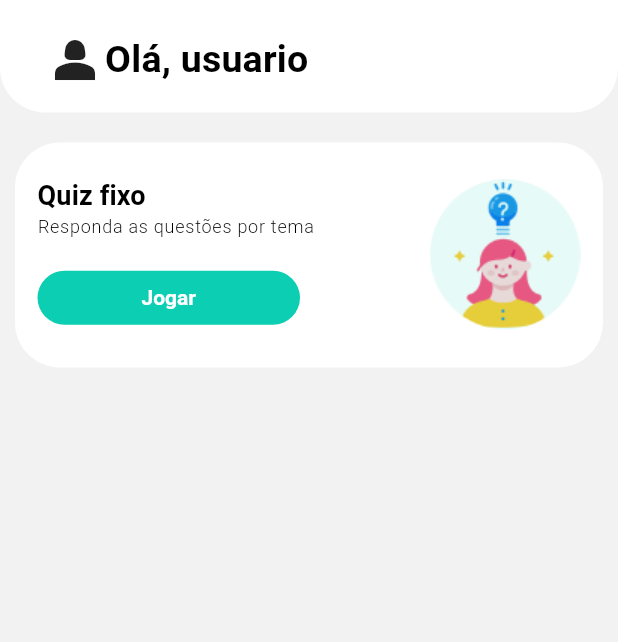
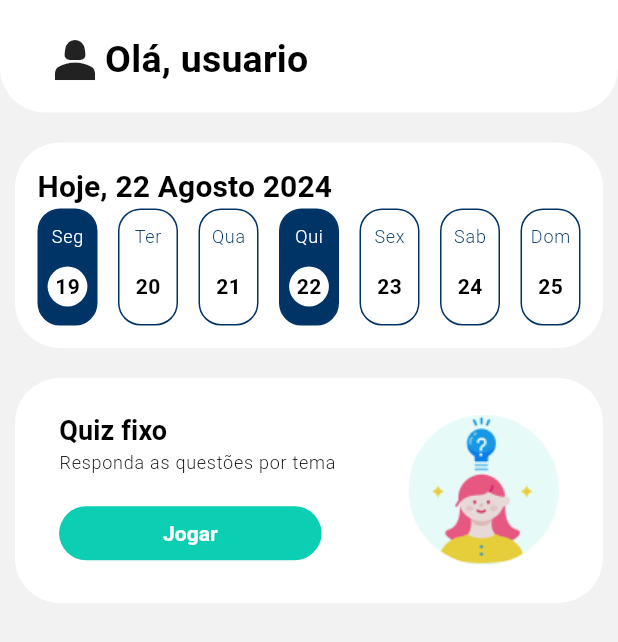
Before and after one commit to val8558/MEDAPP, a Flutter app: the screen it shows after launch, after a tap on "Entrar", on a phone screen of 412 x 824 dp. Shown: the top 642 px of the screen. Run offline on Flutter 3.47's test engine with Material 3 defaults, Android fonts, the light colour scheme and no system bars; our stand-ins replace firebase_core, flutter_custom_clippers, google_fonts; accounts and stored records are empty; Roboto replaces fonts that are missing (Exo).

Commit message:
feat choseTheme

```diff
--- a/lib/home.dart
+++ b/lib/home.dart
@@ -1,28 +1,9 @@
 import 'package:flutter/material.dart';
 import 'package:medapp/tools/all_text.dart';
+import 'package:medapp/tools/round_card.dart';
 
 class Home extends StatelessWidget {
-  final double width, height;
-  const Home({required this.width, required this.height, super.key});
-
-  Container card({
-    EdgeInsets margin = const EdgeInsets.all(10),
-    EdgeInsets padding = const EdgeInsets.all(15),
-    BorderRadius border = const BorderRadius.all(
-      Radius.circular(30)
-    ),
-    required Widget child,
-  }){
-    return Container(
-      margin: margin,
-      padding: padding,
-      decoration: BoxDecoration(
-        color: Colors.white,
-        borderRadius: border
-      ),
-      child: child,
-    );
-  }
+  const Home({super.key});
 
   @override
   Widget build(BuildContext context) {
@@ -30,13 +11,57 @@ class Home extends StatelessWidget {
     ColorScheme colorScheme = Theme.of(context).colorScheme;
     TextTheme textTheme = Theme.of(context).textTheme;
 
+    Container dayCard(String day, String number, {bool active = false}){
+      Color bgColor = active ? colorScheme.secondary : Colors.white;
+      Color txtColor = active ? Colors.white : colorScheme.secondary;
+
+      return Container(
+        width: 40,
+        padding: EdgeInsets.only(top: 10, bottom: 10),
+        decoration: BoxDecoration(
+          color: bgColor,
+          borderRadius: const BorderRadius.all(
+            Radius.circular(15)
+          ),
+          border: Border.all(
+            color: colorScheme.secondary,
+            width: 1
+          )
+        ),
+        child: Column(
+          children: [
+            Text(
+              day,
+              style: textTheme.labelMedium?.copyWith(
+                color: txtColor
+              )
+            ),
+            const SizedBox(height: 10),
+            Container(
+              padding: const EdgeInsets.all(5),
+              decoration: BoxDecoration(
+                color: Colors.white,
+                shape: BoxShape.circle
+              ),
+              child: Text(
+                number,
+                style: textTheme.bodyMedium?.copyWith(
+                  fontWeight: FontWeight.bold
+                )
+              )
+            )
+          ],
+        ),
+      );
+    }
+
     return Scaffold(
-      backgroundColor: const Color(0xFFF2F2F2),
+      backgroundColor: colorScheme.surface,
       body: SafeArea(
         child: SingleChildScrollView(
           child: Column(
             children: [
-              card(
+              RoundCard(
                 margin: const EdgeInsets.only(bottom: 10),
                 padding: const EdgeInsets.fromLTRB(30, 20, 30, 15),
                 border: const BorderRadius.only(
@@ -50,13 +75,31 @@ class Home extends StatelessWidget {
                   ],
                 ),
               ),
-              card(
-                child: Row(
+              RoundCard(
+                child: Column(
+                  crossAxisAlignment: CrossAxisAlignment.start,
+                  children: [
+                    Text("Hoje, 22 Agosto 2024", style: textTheme.titleSmall),
+                    Row(
                       mainAxisAlignment: MainAxisAlignment.spaceBetween,
                       children: [
-                    SizedBox(
-                      height: 120,
-                      child: Column(
+                        dayCard("Seg", "19", active: true),
+                        dayCard("Ter", "20"),
+                        dayCard("Qua", "21"),
+                        dayCard("Qui", "22", active: true),
+                        dayCard("Sex", "23"),
+                        dayCard("Sab", "24"),
+                        dayCard("Dom", "25"),
+                      ]
+                    )
+                  ],
+                )
+              ),
+              RoundCard(
+                child: Row(
+                  mainAxisAlignment: MainAxisAlignment.spaceAround,
+                  children: [
+                    Column(
                       mainAxisAlignment: MainAxisAlignment.spaceAround,
                       crossAxisAlignment: CrossAxisAlignment.start,
                       children: [
@@ -74,12 +117,12 @@ class Home extends StatelessWidget {
                             ]
                           ),
                         ),
+                        const SizedBox(height: 15),
                         TextButton(
-                            onPressed: null,
+                          onPressed: ()=> Navigator.pushNamed(context, '/choseTheme'),
                           child: Text(HomeText.buttonQuiz)
                         )
                       ],
-                      ),
                     ),
                     Image.asset(
                       'assets/fixed_quiz.png',
--- a/lib/login.dart
+++ b/lib/login.dart
@@ -4,8 +4,7 @@ import 'package:medapp/tools/all_text.dart';
 import 'package:medapp/tools/input_box.dart';
 
 class Login extends StatelessWidget {
-  final double width, height;
-  const Login({required this.width, required this.height, super.key});
+  const Login({super.key});
 
   @override
   Widget build(BuildContext context) {
@@ -16,8 +15,11 @@ class Login extends StatelessWidget {
     TextEditingController user = TextEditingController();
     TextEditingController password = TextEditingController();
 
-    return Scaffold(
-      body: SingleChildScrollView(
+    return LayoutBuilder(
+      builder: (BuildContext context, BoxConstraints constraints) {
+        double height = constraints.maxHeight;
+
+        return SingleChildScrollView(
           child: SizedBox(
             height: height > contentHeight? height: contentHeight,
             child: Column(
@@ -100,7 +102,8 @@ class Login extends StatelessWidget {
               ],
             ),
           )
-      )
+        );
+      },
     );
   }
 }
--- a/lib/main.dart
+++ b/lib/main.dart
@@ -1,6 +1,7 @@
 import 'package:firebase_core/firebase_core.dart';
 import 'package:flutter/material.dart';
 import 'package:google_fonts/google_fonts.dart';
+import 'package:medapp/chose_theme.dart';
 import 'package:medapp/firebase_options.dart';
 import 'package:medapp/home.dart';
 import 'package:medapp/login.dart';
@@ -30,13 +31,12 @@ class MyApp extends StatelessWidget {
     Color onColor = Colors.black,
           primary = const Color(0xFF0BCEB2),
           secondary = const Color(0xFF003366),
-          error = const Color(0xFFFF3A2F);
+          error = const Color(0xFFFF3A2F),
+          surface = const Color(0xFFF2F2F2);
 
-    Widget baseApp(Widget Function(BuildContext, BoxConstraints) builder){
+    Widget baseApp(Widget child){
       return DefaultScaffold(
-        child: LayoutBuilder(
-          builder: builder
-        )
+        child: child
       );
     }
 
@@ -44,30 +44,10 @@ class MyApp extends StatelessWidget {
       title: 'Flutter Demo',
       debugShowCheckedModeBanner: false,
       routes: {
-        '/': (context) => baseApp(
-          (BuildContext context, BoxConstraints constraints){
-            double width = constraints.maxWidth;
-            double height = constraints.maxHeight;
-
-            return Login(width: width, height: height);
-          }
-        ),
-        '/sing_in': (context) => baseApp(
-          (BuildContext context, BoxConstraints constraints){
-            double width = constraints.maxWidth;
-            double height = constraints.maxHeight;
-
-            return SingIn(width: width, height: height);
-          }
-        ),
-        '/home': (context) => baseApp(
-          (BuildContext context, BoxConstraints constraints){
-            double width = constraints.maxWidth;
-            double height = constraints.maxHeight;
-
-            return Home(width: width, height: height);
-          }
-        ),
+        '/': (context) => baseApp(Login()),
+        '/sing_in': (context) => baseApp(SingIn()),
+        '/home': (context) => baseApp(Home()),
+        '/choseTheme': (context) => baseApp(ChoseTheme()),
       },
       theme: ThemeData(
         colorScheme: ColorScheme(
@@ -82,8 +62,8 @@ class MyApp extends StatelessWidget {
           error: error,
           onError: onColor,
 
-          surface: Colors.white,
-          onSurface: onColor
+          surface: surface,
+          onSurface: onColor,
         ),
 
         //TEXT
--- a/lib/tools/default_scaffold.dart
+++ b/lib/tools/default_scaffold.dart
@@ -1,7 +1,7 @@
 import 'package:flutter/material.dart';
 
 class DefaultScaffold extends StatelessWidget {
-  final LayoutBuilder child;
+  final Widget child;
   const DefaultScaffold({
     required this.child,
     super.key
--- /dev/null
+++ b/lib/tools/round_card.dart
@@ -0,0 +1,33 @@
+import 'package:flutter/material.dart';
+
+class RoundCard extends StatelessWidget {
+  final Color color;
+  final EdgeInsets margin;
+  final EdgeInsets padding;
+  final BorderRadius border;
+  final Widget child;
+  const RoundCard({
+      this.color = Colors.white,
+      this.margin = const EdgeInsets.all(10),
+      this.padding = const EdgeInsets.all(15),
+      this.border = const BorderRadius.all(
+        Radius.circular(30)
+      ),
+      required this.child,
+      super.key
+    }
+  );
+
+  @override
+  Widget build(BuildContext context) {
+    return Container(
+      margin: margin,
+      padding: padding,
+      decoration: BoxDecoration(
+        color: color,
+        borderRadius: border
+      ),
+      child: child,
+    );
+  }
+}
```
Also changed, not shown: lib/chose_theme.dart (added, +97 -0 lines), lib/sing_in.dart (+14 -17 lines). Lines whose indentation alone changed are shown as unchanged.
